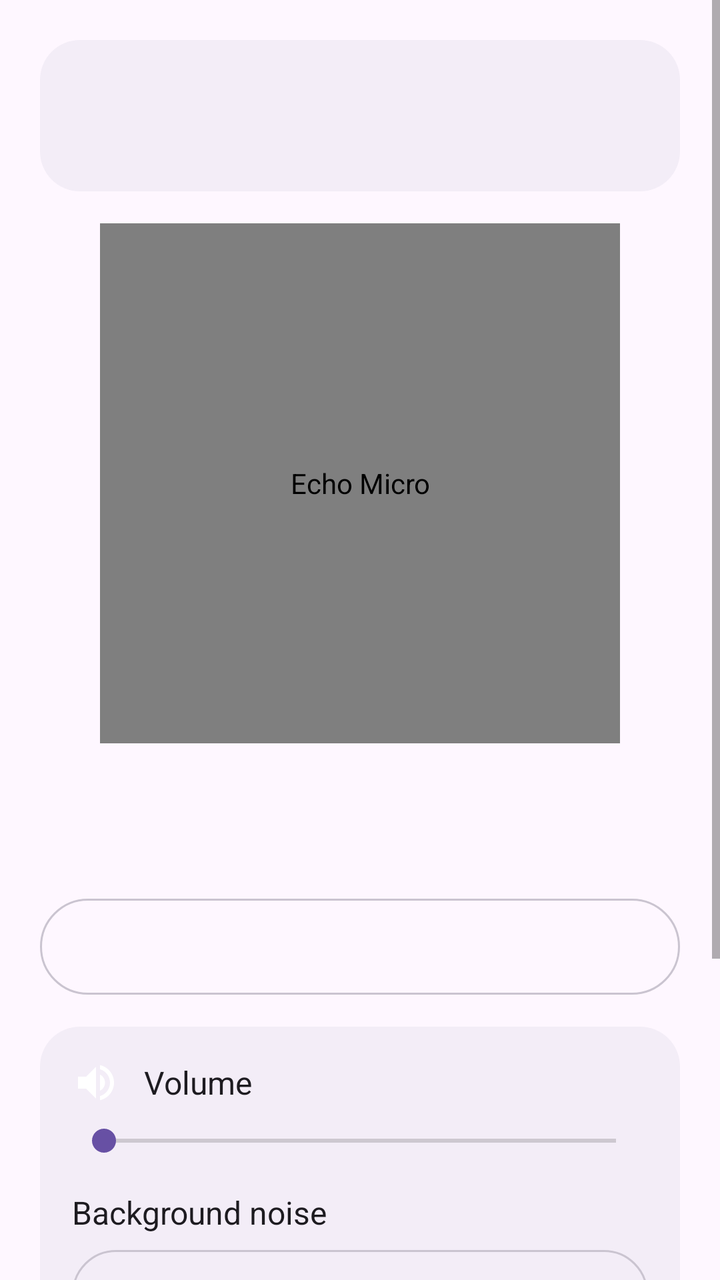
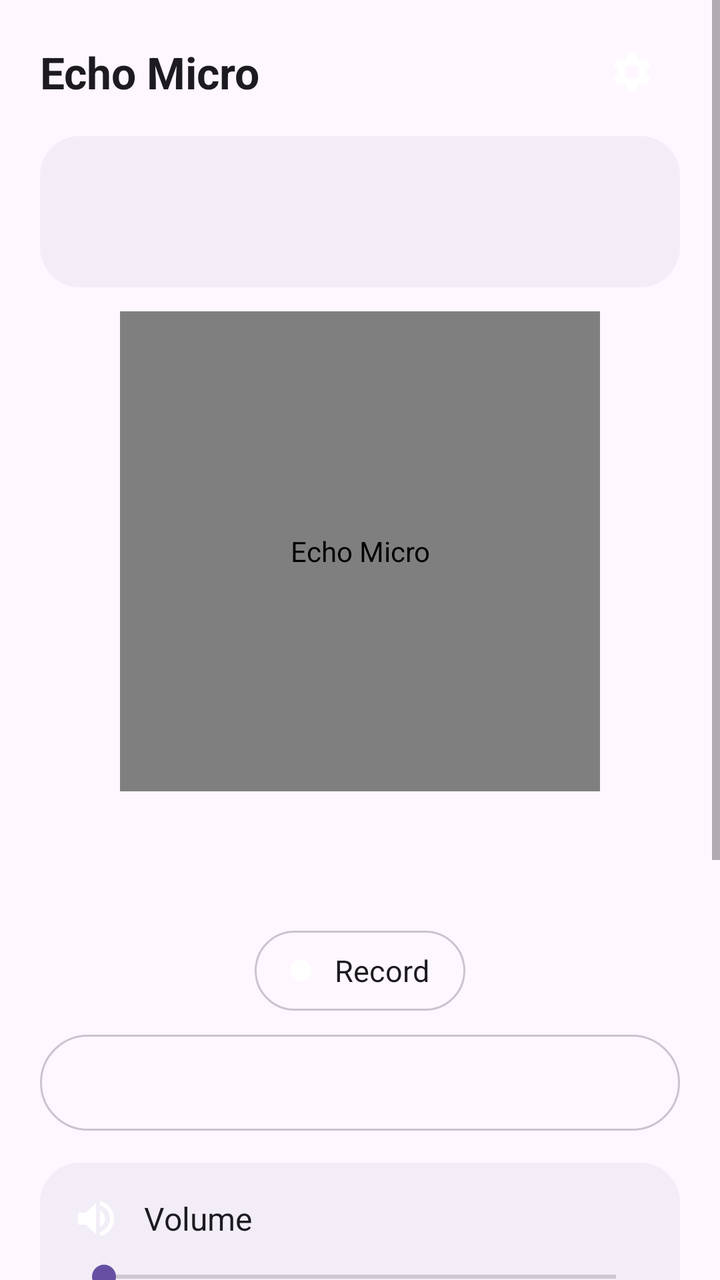

Before-and-after screenshots of an Android layout around one commit, followed by the original layout XML and the change that was made.
<!-- AndroidManifest.xml: application theme AppTheme -->
<!-- res/layout/activity_main.xml -->
<?xml version="1.0" encoding="utf-8"?>
<ScrollView xmlns:android="http://schemas.android.com/apk/res/android"
  android:layout_width="match_parent"
  android:layout_height="match_parent"
  android:fillViewport="true">

  <LinearLayout
    android:id="@+id/content"
    android:layout_width="match_parent"
    android:layout_height="wrap_content"
    android:orientation="vertical"
    android:paddingLeft="20dp"
    android:paddingTop="20dp"
    android:paddingRight="20dp"
    android:paddingBottom="24dp">

    
    <LinearLayout
      android:id="@+id/outputCard"
      android:layout_width="match_parent"
      android:layout_height="wrap_content"
      android:background="@drawable/card_bg"
      android:gravity="center_vertical"
      android:orientation="horizontal"
      android:padding="16dp">

      <ImageView
        android:id="@+id/outputIcon"
        android:layout_width="32dp"
        android:layout_height="32dp"
        android:importantForAccessibility="no" />

      <LinearLayout
        android:layout_width="0dp"
        android:layout_height="wrap_content"
        android:layout_marginLeft="14dp"
        android:layout_weight="1"
        android:orientation="vertical">

        <TextView
          android:id="@+id/outputTitle"
          android:layout_width="match_parent"
          android:layout_height="wrap_content"
          android:textColor="@color/text_primary"
          android:textSize="17sp"
          android:textStyle="bold" />

        <TextView
          android:id="@+id/outputSubtitle"
          android:layout_width="match_parent"
          android:layout_height="wrap_content"
          android:layout_marginTop="2dp"
          android:textColor="@color/text_secondary"
          android:textSize="14sp" />
      </LinearLayout>
    </LinearLayout>

    
    <Space
      android:layout_width="match_parent"
      android:layout_height="0dp"
      android:layout_weight="1"
      android:minHeight="16dp" />

    <com.github.warren_bank.echo.MicButtonView
      android:id="@+id/micButton"
      android:layout_width="260dp"
      android:layout_height="260dp"
      android:layout_gravity="center_horizontal"
      android:contentDescription="@string/app_name" />

    <TextView
      android:id="@+id/statusLabel"
      android:layout_width="match_parent"
      android:layout_height="wrap_content"
      android:layout_marginTop="8dp"
      android:gravity="center"
      android:textColor="@color/text_primary"
      android:textSize="22sp"
      android:textStyle="bold" />

    <TextView
      android:id="@+id/hintLabel"
      android:layout_width="match_parent"
      android:layout_height="wrap_content"
      android:layout_marginTop="4dp"
      android:gravity="center"
      android:textColor="@color/text_secondary"
      android:textSize="15sp" />

    <Space
      android:layout_width="match_parent"
      android:layout_height="0dp"
      android:layout_weight="1"
      android:minHeight="16dp" />

    
    <LinearLayout
      android:id="@+id/modeSegment"
      android:layout_width="match_parent"
      android:layout_height="48dp"
      android:background="@drawable/seg_container"
      android:orientation="horizontal"
      android:padding="4dp" />

    <LinearLayout
      android:layout_width="match_parent"
      android:layout_height="wrap_content"
      android:layout_marginTop="16dp"
      android:background="@drawable/card_bg"
      android:orientation="vertical"
      android:padding="16dp">

      <LinearLayout
        android:layout_width="match_parent"
        android:layout_height="wrap_content"
        android:gravity="center_vertical"
        android:orientation="horizontal">

        <ImageView
          android:id="@+id/volumeIcon"
          android:layout_width="24dp"
          android:layout_height="24dp"
          android:importantForAccessibility="no"
          android:src="@drawable/ic_speaker" />

        <TextView
          android:layout_width="0dp"
          android:layout_height="wrap_content"
          android:layout_marginLeft="12dp"
          android:layout_weight="1"
          android:text="@string/volume"
          android:textColor="@color/text_primary"
          android:textSize="16sp" />

        <TextView
          android:id="@+id/gainValue"
          android:layout_width="wrap_content"
          android:layout_height="wrap_content"
          android:textColor="@color/text_secondary"
          android:textSize="16sp" />
      </LinearLayout>

      <SeekBar
        android:id="@+id/gainBar"
        android:layout_width="match_parent"
        android:layout_height="wrap_content"
        android:layout_marginTop="8dp" />

      <TextView
        android:layout_width="match_parent"
        android:layout_height="wrap_content"
        android:layout_marginTop="16dp"
        android:text="@string/noise_title"
        android:textColor="@color/text_primary"
        android:textSize="16sp" />

      <LinearLayout
        android:id="@+id/noiseSegment"
        android:layout_width="match_parent"
        android:layout_height="44dp"
        android:layout_marginTop="8dp"
        android:background="@drawable/seg_container"
        android:orientation="horizontal"
        android:padding="4dp" />

      <TextView
        android:layout_width="match_parent"
        android:layout_height="wrap_content"
        android:layout_marginTop="16dp"
        android:text="@string/howl_title"
        android:textColor="@color/text_primary"
        android:textSize="16sp" />

      <LinearLayout
        android:id="@+id/howlSegment"
        android:layout_width="match_parent"
        android:layout_height="44dp"
        android:layout_marginTop="8dp"
        android:background="@drawable/seg_container"
        android:orientation="horizontal"
        android:padding="4dp" />
    </LinearLayout>

    
    <LinearLayout
      android:id="@+id/advancedHeader"
      android:layout_width="match_parent"
      android:layout_height="48dp"
      android:layout_marginTop="8dp"
      android:background="?android:attr/selectableItemBackground"
      android:clickable="true"
      android:focusable="true"
      android:gravity="center_vertical"
      android:orientation="horizontal"
      android:paddingLeft="4dp"
      android:paddingRight="4dp">

      <TextView
        android:layout_width="0dp"
        android:layout_height="wrap_content"
        android:layout_weight="1"
        android:text="@string/advanced"
        android:textColor="@color/text_secondary"
        android:textSize="15sp" />

      <ImageView
        android:id="@+id/advancedArrow"
        android:layout_width="24dp"
        android:layout_height="24dp"
        android:importantForAccessibility="no"
        android:src="@drawable/ic_expand" />
    </LinearLayout>

    <LinearLayout
      android:id="@+id/advancedPanel"
      android:layout_width="match_parent"
      android:layout_height="wrap_content"
      android:background="@drawable/card_bg"
      android:orientation="vertical"
      android:padding="16dp"
      android:visibility="gone">

      <Switch
        android:id="@+id/guardSwitch"
        android:layout_width="match_parent"
        android:layout_height="wrap_content"
        android:text="@string/guard_speaker"
        android:textColor="@color/text_primary"
        android:textSize="15sp" />

      <Switch
        android:id="@+id/highPassSwitch"
        android:layout_width="match_parent"
        android:layout_height="wrap_content"
        android:layout_marginTop="14dp"
        android:text="@string/high_pass"
        android:textColor="@color/text_primary"
        android:textSize="15sp" />

      <Switch
        android:id="@+id/limiterSwitch"
        android:layout_width="match_parent"
        android:layout_height="wrap_content"
        android:layout_marginTop="14dp"
        android:text="@string/limiter"
        android:textColor="@color/text_primary"
        android:textSize="15sp" />

      <Switch
        android:id="@+id/micDirSwitch"
        android:layout_width="match_parent"
        android:layout_height="wrap_content"
        android:layout_marginTop="14dp"
        android:text="@string/mic_direction"
        android:textColor="@color/text_primary"
        android:textSize="15sp" />

      <Switch
        android:id="@+id/shiftSwitch"
        android:layout_width="match_parent"
        android:layout_height="wrap_content"
        android:layout_marginTop="14dp"
        android:text="@string/shift"
        android:textColor="@color/text_primary"
        android:textSize="15sp" />

      <TextView
        android:layout_width="match_parent"
        android:layout_height="wrap_content"
        android:layout_marginTop="18dp"
        android:text="@string/source"
        android:textColor="@color/text_primary"
        android:textSize="15sp" />

      <Spinner
        android:id="@+id/sourceSpinner"
        android:layout_width="match_parent"
        android:layout_height="wrap_content"
        android:layout_marginTop="4dp" />

      <LinearLayout
        android:id="@+id/languageRow"
        android:layout_width="match_parent"
        android:layout_height="wrap_content"
        android:layout_marginTop="18dp"
        android:orientation="vertical">

        <TextView
          android:layout_width="match_parent"
          android:layout_height="wrap_content"
          android:text="@string/language"
          android:textColor="@color/text_primary"
          android:textSize="15sp" />

        <LinearLayout
          android:id="@+id/languageSegment"
          android:layout_width="match_parent"
          android:layout_height="44dp"
          android:layout_marginTop="8dp"
          android:background="@drawable/seg_container"
          android:orientation="horizontal"
          android:padding="4dp" />
      </LinearLayout>

      <Button
        android:id="@+id/dacButton"
        style="@android:style/Widget.Material.Button.Borderless.Colored"
        android:layout_width="wrap_content"
        android:layout_height="wrap_content"
        android:layout_marginTop="8dp"
        android:text="@string/dac_check" />

      <TextView
        android:id="@+id/advancedInfo"
        android:layout_width="match_parent"
        android:layout_height="wrap_content"
        android:layout_marginTop="14dp"
        android:textColor="@color/text_secondary"
        android:textSize="13sp" />
    </LinearLayout>

    <Button
      android:id="@+id/stopButton"
      style="@android:style/Widget.Material.Button.Borderless.Colored"
      android:layout_width="wrap_content"
      android:layout_height="wrap_content"
      android:layout_gravity="center_horizontal"
      android:layout_marginTop="8dp"
      android:text="@string/stop_service"
      android:visibility="gone" />
  </LinearLayout>
</ScrollView>
<!-- resources referenced by this layout -->
<resources>
  <color name="text_primary">#FF1D1B20</color>
  <color name="text_secondary">#FF49454F</color>
  <!-- drawable card_bg (drawable) -->
  <?xml version="1.0" encoding="utf-8"?>
  <shape xmlns:android="http://schemas.android.com/apk/res/android" android:shape="rectangle">
    <corners android:radius="20dp" />
    <solid android:color="@color/surface" />
  </shape>
  <!-- drawable ic_expand (drawable) -->
  <?xml version="1.0" encoding="utf-8"?>
  <vector xmlns:android="http://schemas.android.com/apk/res/android"
    android:width="24dp"
    android:height="24dp"
    android:viewportWidth="24"
    android:viewportHeight="24">
    <path
      android:fillColor="#FFFFFFFF"
      android:pathData="M16.59,8.59L12,13.17 7.41,8.59 6,10l6,6 6,-6z" />
  </vector>
  <!-- drawable seg_container (drawable) -->
  <?xml version="1.0" encoding="utf-8"?>
  <shape xmlns:android="http://schemas.android.com/apk/res/android" android:shape="rectangle">
    <corners android:radius="24dp" />
    <stroke android:width="1dp" android:color="@color/outline" />
  </shape>
  <string name="advanced">Advanced</string>
  <string name="app_name">Echo Micro</string>
  <string name="dac_check">Check adapter (DAC)</string>
  <string name="guard_speaker">Block when playing through the phone speaker</string>
  <string name="high_pass">Cut low rumble (below 120 Hz)</string>
  <string name="howl_title">Howl protection</string>
  <string name="language">Language</string>
  <string name="limiter">Limiter (protects the speaker)</string>
  <string name="mic_direction">Directional mic, facing you (if supported)</string>
  <string name="noise_title">Background noise</string>
  <string name="shift">Shift voice 5 Hz (experimental, speech only)</string>
  <string name="source">Microphone source</string>
  <string name="stop_service">Turn off microphone</string>
  <string name="volume">Volume</string>
  <style name="AppTheme" parent="@android:style/Theme.Material.Light.NoActionBar">
      <item name="android:windowBackground">@color/background</item>
      <item name="android:statusBarColor">@color/background</item>
      <item name="android:navigationBarColor">@color/background</item>
      <item name="android:windowLightStatusBar">true</item>
      <item name="android:colorAccent">@color/accent</item>
    </style>
  <color name="surface">#FFF3EDF7</color>
  <color name="outline">#FFCAC4D0</color>
  <color name="background">#FFFEF7FF</color>
  <color name="accent">#FF6750A4</color>
  <!-- unchanged entries left out for length: 1 -->
</resources>

<!-- the commit's change to res/layout/activity_main.xml (unified diff, before → after) -->
@@ -10,15 +10,44 @@
     android:layout_height="wrap_content"
     android:orientation="vertical"
     android:paddingLeft="20dp"
-    android:paddingTop="20dp"
+    android:paddingTop="8dp"
     android:paddingRight="20dp"
-    android:paddingBottom="24dp">
+    android:paddingBottom="20dp">
+
+    
+    <LinearLayout
+      android:layout_width="match_parent"
+      android:layout_height="56dp"
+      android:gravity="center_vertical"
+      android:orientation="horizontal">
+
+      <TextView
+        android:layout_width="0dp"
+        android:layout_height="wrap_content"
+        android:layout_weight="1"
+        android:text="@string/app_name"
+        android:textColor="@color/text_primary"
+        android:textSize="22sp"
+        android:textStyle="bold" />
+
+      <ImageView
+        android:id="@+id/settingsButton"
+        android:layout_width="48dp"
+        android:layout_height="48dp"
+        android:background="?android:attr/selectableItemBackgroundBorderless"
+        android:clickable="true"
+        android:contentDescription="@string/settings"
+        android:focusable="true"
+        android:padding="12dp"
+        android:src="@drawable/ic_settings" />
+    </LinearLayout>
 
     
     <LinearLayout
       android:id="@+id/outputCard"
       android:layout_width="match_parent"
       android:layout_height="wrap_content"
+      android:layout_marginTop="4dp"
       android:background="@drawable/card_bg"
       android:gravity="center_vertical"
       android:orientation="horizontal"
@@ -60,12 +89,12 @@
       android:layout_width="match_parent"
       android:layout_height="0dp"
       android:layout_weight="1"
-      android:minHeight="16dp" />
+      android:minHeight="12dp" />
 
     <com.github.warren_bank.echo.MicButtonView
       android:id="@+id/micButton"
-      android:layout_width="260dp"
-      android:layout_height="260dp"
+      android:layout_width="240dp"
+      android:layout_height="240dp"
       android:layout_gravity="center_horizontal"
       android:contentDescription="@string/app_name" />
 
@@ -73,7 +102,7 @@
       android:id="@+id/statusLabel"
       android:layout_width="match_parent"
       android:layout_height="wrap_content"
-      android:layout_marginTop="8dp"
+      android:layout_marginTop="4dp"
       android:gravity="center"
       android:textColor="@color/text_primary"
       android:textSize="22sp"
@@ -88,11 +117,42 @@
       android:textColor="@color/text_secondary"
       android:textSize="15sp" />
 
+    <LinearLayout
+      android:id="@+id/recordButton"
+      android:layout_width="wrap_content"
+      android:layout_height="40dp"
+      android:layout_gravity="center_horizontal"
+      android:layout_marginTop="12dp"
+      android:background="@drawable/pill_outline"
+      android:clickable="true"
+      android:focusable="true"
+      android:gravity="center_vertical"
+      android:orientation="horizontal"
+      android:paddingLeft="14dp"
+      android:paddingRight="18dp">
+
+      <ImageView
+        android:id="@+id/recordIcon"
+        android:layout_width="18dp"
+        android:layout_height="18dp"
+        android:importantForAccessibility="no"
+        android:src="@drawable/ic_record" />
+
+      <TextView
+        android:id="@+id/recordLabel"
+        android:layout_width="wrap_content"
+        android:layout_height="wrap_content"
+        android:layout_marginLeft="8dp"
+        android:text="@string/record"
+        android:textColor="@color/text_primary"
+        android:textSize="15sp" />
+    </LinearLayout>
+
     <Space
       android:layout_width="match_parent"
       android:layout_height="0dp"
       android:layout_weight="1"
-      android:minHeight="16dp" />
+      android:minHeight="12dp" />
 
     
     <LinearLayout
@@ -151,12 +211,12 @@
         android:layout_width="match_parent"
         android:layout_height="wrap_content"
         android:layout_marginTop="16dp"
-        android:text="@string/noise_title"
+        android:text="@string/voice_title"
         android:textColor="@color/text_primary"
         android:textSize="16sp" />
 
       <LinearLayout
-        android:id="@+id/noiseSegment"
+        android:id="@+id/eqSegment"
         android:layout_width="match_parent"
         android:layout_height="44dp"
         android:layout_marginTop="8dp"
@@ -168,156 +228,35 @@
         android:layout_width="match_parent"
         android:layout_height="wrap_content"
         android:layout_marginTop="16dp"
-        android:text="@string/howl_title"
+        android:text="@string/noise_title"
         android:textColor="@color/text_primary"
         android:textSize="16sp" />
 
       <LinearLayout
-        android:id="@+id/howlSegment"
+        android:id="@+id/noiseSegment"
         android:layout_width="match_parent"
         android:layout_height="44dp"
         android:layout_marginTop="8dp"
         android:background="@drawable/seg_container"
         android:orientation="horizontal"
         android:padding="4dp" />
-    </LinearLayout>
-
-    
-    <LinearLayout
-      android:id="@+id/advancedHeader"
-      android:layout_width="match_parent"
-      android:layout_height="48dp"
-      android:layout_marginTop="8dp"
-      android:background="?android:attr/selectableItemBackground"
-      android:clickable="true"
-      android:focusable="true"
-      android:gravity="center_vertical"
-      android:orientation="horizontal"
-      android:paddingLeft="4dp"
-      android:paddingRight="4dp">
-
-      <TextView
-        android:layout_width="0dp"
-        android:layout_height="wrap_content"
-        android:layout_weight="1"
-        android:text="@string/advanced"
-        android:textColor="@color/text_secondary"
-        android:textSize="15sp" />
-
-      <ImageView
-        android:id="@+id/advancedArrow"
-        android:layout_width="24dp"
-        android:layout_height="24dp"
-        android:importantForAccessibility="no"
-        android:src="@drawable/ic_expand" />
-    </LinearLayout>
-
-    <LinearLayout
-      android:id="@+id/advancedPanel"
-      android:layout_width="match_parent"
-      android:layout_height="wrap_content"
-      android:background="@drawable/card_bg"
-      android:orientation="vertical"
-      android:padding="16dp"
-      android:visibility="gone">
-
-      <Switch
-        android:id="@+id/guardSwitch"
-        android:layout_width="match_parent"
-        android:layout_height="wrap_content"
-        android:text="@string/guard_speaker"
-        android:textColor="@color/text_primary"
-        android:textSize="15sp" />
-
-      <Switch
-        android:id="@+id/highPassSwitch"
-        android:layout_width="match_parent"
-        android:layout_height="wrap_content"
-        android:layout_marginTop="14dp"
-        android:text="@string/high_pass"
-        android:textColor="@color/text_primary"
-        android:textSize="15sp" />
-
-      <Switch
-        android:id="@+id/limiterSwitch"
-        android:layout_width="match_parent"
-        android:layout_height="wrap_content"
-        android:layout_marginTop="14dp"
-        android:text="@string/limiter"
-        android:textColor="@color/text_primary"
-        android:textSize="15sp" />
-
-      <Switch
-        android:id="@+id/micDirSwitch"
-        android:layout_width="match_parent"
-        android:layout_height="wrap_content"
-        android:layout_marginTop="14dp"
-        android:text="@string/mic_direction"
-        android:textColor="@color/text_primary"
-        android:textSize="15sp" />
-
-      <Switch
-        android:id="@+id/shiftSwitch"
-        android:layout_width="match_parent"
-        android:layout_height="wrap_content"
-        android:layout_marginTop="14dp"
-        android:text="@string/shift"
-        android:textColor="@color/text_primary"
-        android:textSize="15sp" />
-
-      <TextView
-        android:layout_width="match_parent"
-        android:layout_height="wrap_content"
-        android:layout_marginTop="18dp"
-        android:text="@string/source"
-        android:textColor="@color/text_primary"
-        android:textSize="15sp" />
-
-      <Spinner
-        android:id="@+id/sourceSpinner"
-        android:layout_width="match_parent"
-        android:layout_height="wrap_content"
-        android:layout_marginTop="4dp" />
-
-      <LinearLayout
-        android:id="@+id/languageRow"
-        android:layout_width="match_parent"
-        android:layout_height="wrap_content"
-        android:layout_marginTop="18dp"
-        android:orientation="vertical">
-
-        <TextView
-          android:layout_width="match_parent"
-          android:layout_height="wrap_content"
-          android:text="@string/language"
-          android:textColor="@color/text_primary"
-          android:textSize="15sp" />
-
-        <LinearLayout
-          android:id="@+id/languageSegment"
-          android:layout_width="match_parent"
-          android:layout_height="44dp"
-          android:layout_marginTop="8dp"
-          android:background="@drawable/seg_container"
-          android:orientation="horizontal"
-          android:padding="4dp" />
-      </LinearLayout>
-
-      <Button
-        android:id="@+id/dacButton"
-        style="@android:style/Widget.Material.Button.Borderless.Colored"
-        android:layout_width="wrap_content"
-        android:layout_height="wrap_content"
+
+      <TextView
+        android:layout_width="match_parent"
+        android:layout_height="wrap_content"
+        android:layout_marginTop="16dp"
+        android:text="@string/howl_title"
+        android:textColor="@color/text_primary"
+        android:textSize="16sp" />
+
+      <LinearLayout
+        android:id="@+id/howlSegment"
+        android:layout_width="match_parent"
+        android:layout_height="44dp"
         android:layout_marginTop="8dp"
-        android:text="@string/dac_check" />
-
-      <TextView
-        android:id="@+id/advancedInfo"
-        android:layout_width="match_parent"
-        android:layout_height="wrap_content"
-        android:layout_marginTop="14dp"
-        android:textColor="@color/text_secondary"
-        android:textSize="13sp" />
+        android:background="@drawable/seg_container"
+        android:orientation="horizontal"
+        android:padding="4dp" />
     </LinearLayout>
 
     <Button
<!-- resource entries referenced after the edit -->
@@ -8,7 +8,7 @@
     <corners android:radius="20dp" />
     <solid android:color="@color/surface" />
   </shape>
-  <!-- drawable ic_expand (drawable) -->
+  <!-- drawable ic_record (drawable) -->
   <?xml version="1.0" encoding="utf-8"?>
   <vector xmlns:android="http://schemas.android.com/apk/res/android"
     android:width="24dp"
@@ -17,27 +17,38 @@
     android:viewportHeight="24">
     <path
       android:fillColor="#FFFFFFFF"
-      android:pathData="M16.59,8.59L12,13.17 7.41,8.59 6,10l6,6 6,-6z" />
+      android:pathData="M12,12m-7,0a7,7 0,1 1,14 0a7,7 0,1 1,-14 0" />
   </vector>
+  <!-- drawable ic_settings (drawable) -->
+  <?xml version="1.0" encoding="utf-8"?>
+  <vector xmlns:android="http://schemas.android.com/apk/res/android"
+    android:width="24dp"
+    android:height="24dp"
+    android:viewportWidth="24"
+    android:viewportHeight="24">
+    <path
+      android:fillColor="#FFFFFFFF"
+      android:pathData="M19.14,12.94c0.04,-0.3 0.06,-0.61 0.06,-0.94c0,-0.32 -0.02,-0.64 -0.07,-0.94l2.03,-1.58c0.18,-0.14 0.23,-0.41 0.12,-0.61l-1.92,-3.32c-0.12,-0.22 -0.37,-0.29 -0.59,-0.22l-2.39,0.96c-0.5,-0.38 -1.03,-0.7 -1.62,-0.94L14.4,2.81c-0.04,-0.24 -0.24,-0.41 -0.48,-0.41h-3.84c-0.24,0 -0.43,0.17 -0.47,0.41L9.25,5.35C8.66,5.59 8.12,5.92 7.63,6.29L5.24,5.33c-0.22,-0.08 -0.47,0 -0.59,0.22L2.74,8.87C2.62,9.08 2.66,9.34 2.86,9.48l2.03,1.58C4.84,11.36 4.8,11.69 4.8,12s0.02,0.64 0.07,0.94l-2.03,1.58c-0.18,0.14 -0.23,0.41 -0.12,0.61l1.92,3.32c0.12,0.22 0.37,0.29 0.59,0.22l2.39,-0.96c0.5,0.38 1.03,0.7 1.62,0.94l0.36,2.54c0.05,0.24 0.24,0.41 0.48,0.41h3.84c0.24,0 0.44,-0.17 0.47,-0.41l0.36,-2.54c0.59,-0.24 1.13,-0.56 1.62,-0.94l2.39,0.96c0.22,0.08 0.47,0 0.59,-0.22l1.92,-3.32c0.12,-0.22 0.07,-0.47 -0.12,-0.61L19.14,12.94zM12,15.6c-1.98,0 -3.6,-1.62 -3.6,-3.6s1.62,-3.6 3.6,-3.6s3.6,1.62 3.6,3.6S13.98,15.6 12,15.6z" />
+  </vector>
+  <!-- drawable pill_outline (drawable) -->
+  <?xml version="1.0" encoding="utf-8"?>
+  <shape xmlns:android="http://schemas.android.com/apk/res/android" android:shape="rectangle">
+    <corners android:radius="24dp" />
+    <stroke android:width="1dp" android:color="@color/outline" />
+  </shape>
   <!-- drawable seg_container (drawable) -->
   <?xml version="1.0" encoding="utf-8"?>
   <shape xmlns:android="http://schemas.android.com/apk/res/android" android:shape="rectangle">
     <corners android:radius="24dp" />
     <stroke android:width="1dp" android:color="@color/outline" />
   </shape>
-  <string name="advanced">Advanced</string>
   <string name="app_name">Echo Micro</string>
-  <string name="dac_check">Check adapter (DAC)</string>
-  <string name="guard_speaker">Block when playing through the phone speaker</string>
-  <string name="high_pass">Cut low rumble (below 120 Hz)</string>
   <string name="howl_title">Howl protection</string>
-  <string name="language">Language</string>
-  <string name="limiter">Limiter (protects the speaker)</string>
-  <string name="mic_direction">Directional mic, facing you (if supported)</string>
   <string name="noise_title">Background noise</string>
-  <string name="shift">Shift voice 5 Hz (experimental, speech only)</string>
-  <string name="source">Microphone source</string>
+  <string name="record">Record</string>
+  <string name="settings">Settings</string>
   <string name="stop_service">Turn off microphone</string>
+  <string name="voice_title">Voice</string>
   <string name="volume">Volume</string>
   <style name="AppTheme" parent="@android:style/Theme.Material.Light.NoActionBar">
       <item name="android:windowBackground">@color/background</item>
